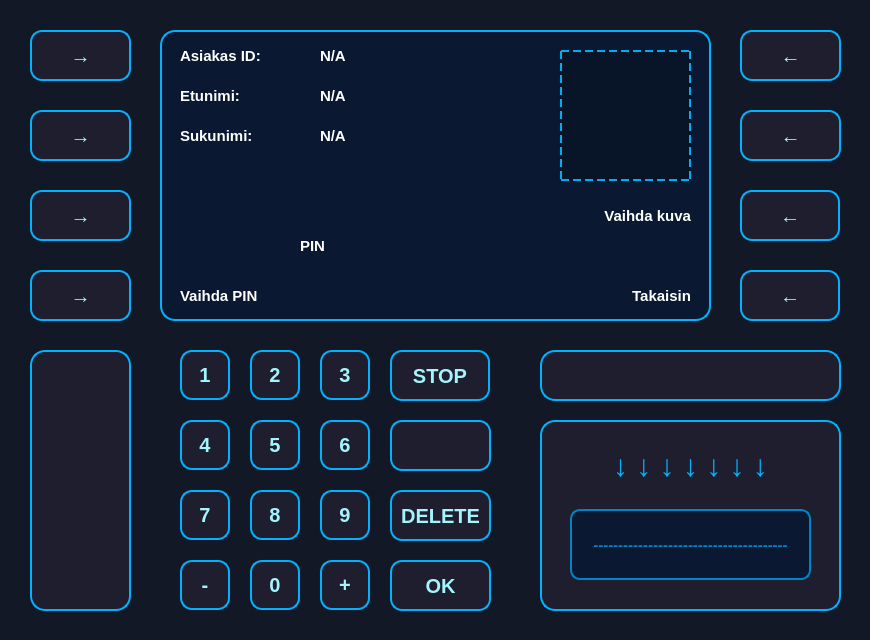
DeveMike/Software_Development_Application_Project, file bank-automat/customerdata.ui: the form before one commit.
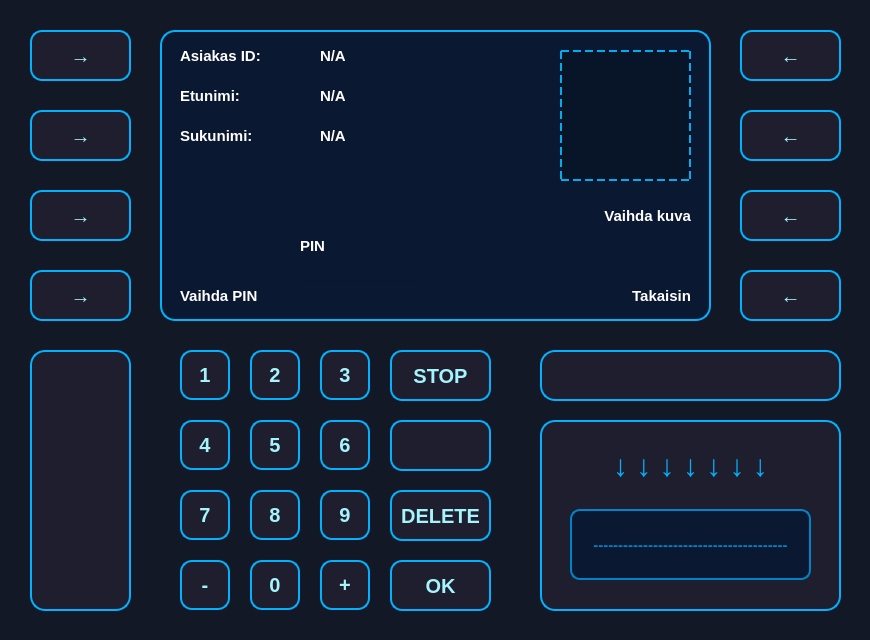
The form after the commit.

```diff
--- a/bank-automat/customerdata.ui
+++ b/bank-automat/customerdata.ui
@@ -152,7 +152,7 @@
     <rect>
      <x>740</x>
      <y>270</y>
-     <width>100</width>
+     <width>101</width>
      <height>51</height>
     </rect>
    </property>
@@ -225,7 +225,7 @@
     <rect>
      <x>740</x>
      <y>190</y>
-     <width>100</width>
+     <width>101</width>
      <height>51</height>
     </rect>
    </property>
@@ -1069,7 +1069,7 @@
     <rect>
      <x>390</x>
      <y>350</y>
-     <width>100</width>
+     <width>101</width>
      <height>51</height>
     </rect>
    </property>
```
